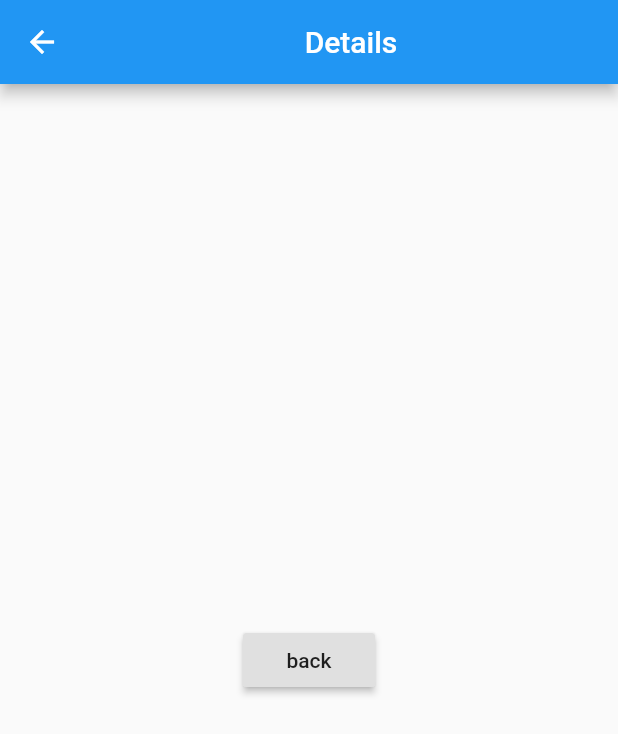
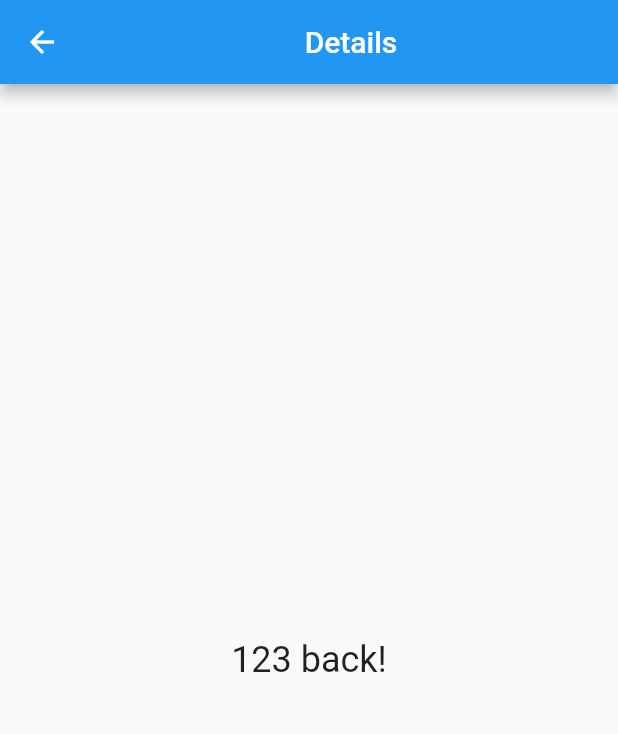
Before and after one commit to sengbh/country_info, a Flutter app: the screen it shows after launch, after a tap on "click me!", on a phone screen of 412 x 824 dp. Shown: the top 734 px of the screen. Run offline on Flutter 3.47's test engine with Material 2 defaults, Android fonts, the phone set to English and light mode, and no system bars.

Commit message:
simplified the vers

```diff
--- a/lib/main.dart
+++ b/lib/main.dart
@@ -30,13 +30,11 @@ class _HomeState extends State<HomeApp>{
   @override
   Widget build(BuildContext context) {
     return Scaffold(
-      appBar: new AppBar(
-        //title: PageOne(),
+      appBar: AppBar(
         centerTitle: true,
-        title: new Text("HOME"),
+        title: TapBarTitle(),
       ),
-      body: (_children[_currentIndex]
-      ),
+      body: _children[_currentIndex],
       bottomNavigationBar: BottomNavigationBar(
         onTap: onTabT,
         currentIndex: _currentIndex,
@@ -67,17 +65,10 @@ class _HomeState extends State<HomeApp>{
 
 class ColorTab extends StatelessWidget {
   final Color color;
-
   ColorTab(this.color);
-
   @override
   Widget build(BuildContext context) {
-    return Scaffold (
-      appBar: new AppBar(
-        title: Container(
-          color: color,
-        ),
-      ),
+    return Scaffold(
       body: new Center(
         child: RaisedButton(
           child: new Text("click me!"),
@@ -120,21 +111,29 @@ class ColorTab extends StatelessWidget {
 class PageTwo extends StatelessWidget {
   @override
   Widget build(BuildContext context) {
-    var data = "back";
     return Scaffold(
       appBar: AppBar(
         title: new Center(
           child: new Text("Details"),
         ),
       ),
-      body: Center(
-        child: RaisedButton(
-          onPressed: () {
-            Navigator.pop(context);
-          },
-          child: new Text(data),
-        ),
+      body: new Center(
+        child: new Text("123 back!", style: TextStyle(fontSize: 24.0),),
       ),
     );
   }
+
 }
+
+class TapBarTitle extends StatelessWidget {
+  @override
+  Widget build(BuildContext context) {
+    return Scaffold(
+      appBar: AppBar(
+        centerTitle: true,
+        title: new Text("Home Screen"),
+      ),
+    );
+
+  }
+}
```
